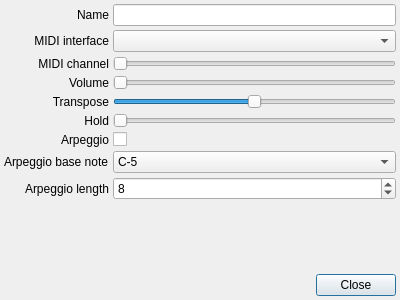
Qt form src/instrumentpropertiesdialog.ui (gitGNU/gnu_tutka) before a commit.
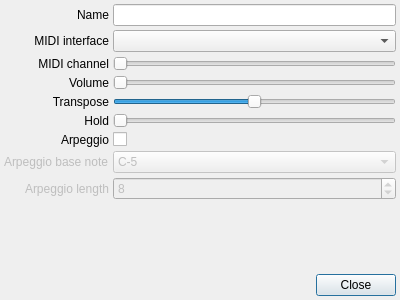
The same form after that commit. Custom widgets are drawn as their Qt base class.

Commit message: New: Disable arpeggio related UI elements when the instrument has no arpeggio

```diff
--- a/src/instrumentpropertiesdialog.ui
+++ b/src/instrumentpropertiesdialog.ui
@@ -208,6 +208,9 @@
      </item>
      <item row="7" column="0">
       <widget class="QLabel" name="labelArpeggioBaseNote">
+       <property name="enabled">
+        <bool>false</bool>
+       </property>
        <property name="text">
         <string>Arpeggio base note</string>
        </property>
@@ -215,6 +218,9 @@
      </item>
      <item row="7" column="1">
       <widget class="QComboBox" name="comboBoxArpeggioBaseNote">
+       <property name="enabled">
+        <bool>false</bool>
+       </property>
        <property name="currentIndex">
         <number>48</number>
        </property>
@@ -857,6 +863,9 @@
      </item>
      <item row="8" column="0">
       <widget class="QLabel" name="labelArpeggioLength">
+       <property name="enabled">
+        <bool>false</bool>
+       </property>
        <property name="text">
         <string>Arpeggio length</string>
        </property>
@@ -864,6 +873,9 @@
      </item>
      <item row="8" column="1">
       <widget class="QSpinBox" name="spinBoxArpeggioLength">
+       <property name="enabled">
+        <bool>false</bool>
+       </property>
        <property name="minimum">
         <number>1</number>
        </property>
```
Left out of the diff: 10 changed lines with no effect on the pictures. The commit also changes 1 other file.
